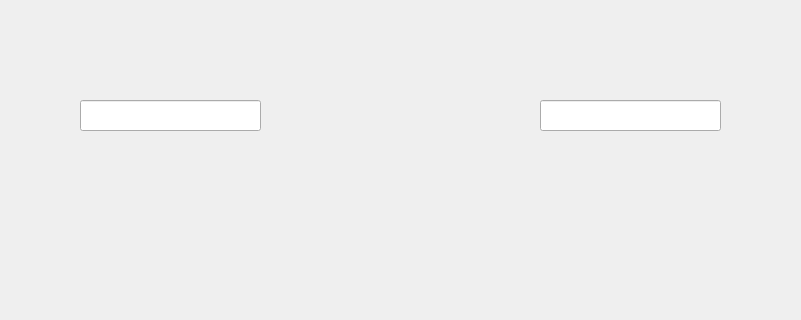
Old version of the form WranaSection/User_View.ui in the repository SEGA-ABBASYA/Data_Structures; both pictures show x 330 to 1131 and y 195 to 515 of the 1280 by 720 pixel window.
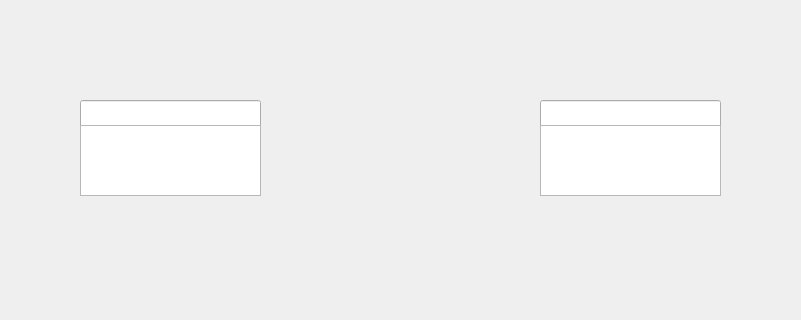
New version of the form. Icons and pictures are not drawn.

Commit message: feat(graphGUI): add search bar for userView graph

```diff
--- a/WranaSection/User_View.ui
+++ b/WranaSection/User_View.ui
@@ -331,6 +331,26 @@
       <string/>
      </property>
     </widget>
+    <widget class="QListWidget" name="start_list_widget">
+     <property name="geometry">
+      <rect>
+       <x>160</x>
+       <y>320</y>
+       <width>181</width>
+       <height>71</height>
+      </rect>
+     </property>
+    </widget>
+    <widget class="QListWidget" name="end_list_widget">
+     <property name="geometry">
+      <rect>
+       <x>620</x>
+       <y>320</y>
+       <width>181</width>
+       <height>71</height>
+      </rect>
+     </property>
+    </widget>
    </widget>
    <widget class="QWidget" name="Course">
     <widget class="QLabel" name="windowNew_4">
```
The commit also changes 3 other files.
